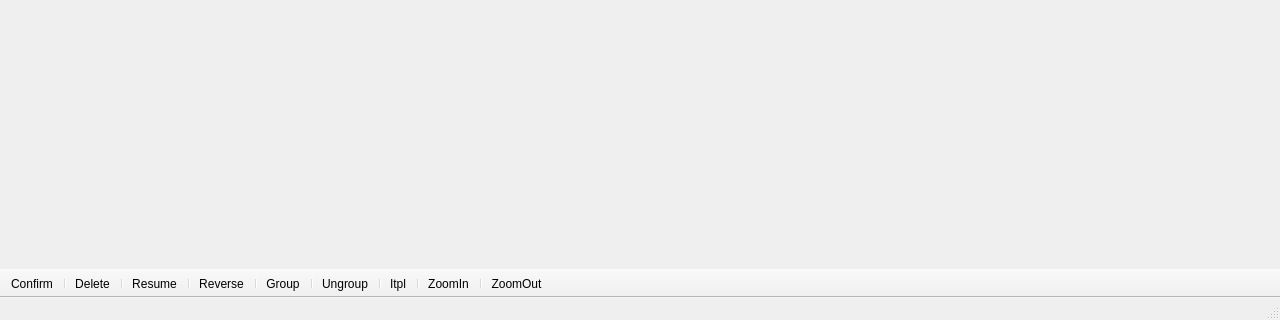
sisi16/stop-motion, file mainwindow.ui: the form before one commit; both pictures show x 0 to 1280 and y 400 to 720 of the 1280 by 720 pixel window.
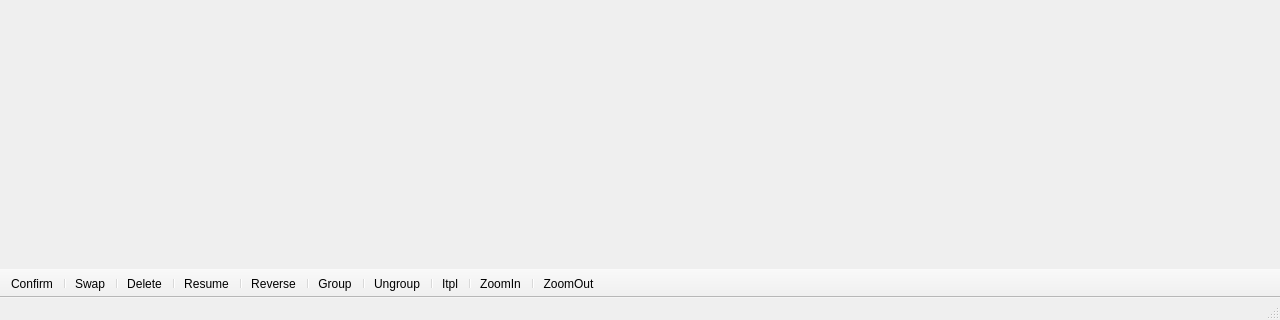
The form after the commit. Icons and pictures are not drawn.

```diff
--- a/mainwindow.ui
+++ b/mainwindow.ui
@@ -337,6 +337,8 @@
    </attribute>
    <addaction name="actionConfirm"/>
    <addaction name="separator"/>
+   <addaction name="actionSwap"/>
+   <addaction name="separator"/>
    <addaction name="actionDelete"/>
    <addaction name="separator"/>
    <addaction name="actionResume"/>
@@ -505,6 +507,18 @@
     <string>Zoom out</string>
    </property>
   </action>
+  <action name="actionSwap">
+   <property name="icon">
+    <iconset resource="myres.qrc">
+     <normaloff>:/Images/icons/swap.png</normaloff>:/Images/icons/swap.png</iconset>
+   </property>
+   <property name="text">
+    <string>Swap</string>
+   </property>
+   <property name="toolTip">
+    <string>Swap</string>
+   </property>
+  </action>
  </widget>
  <layoutdefault spacing="6" margin="11"/>
  <resources>
```
